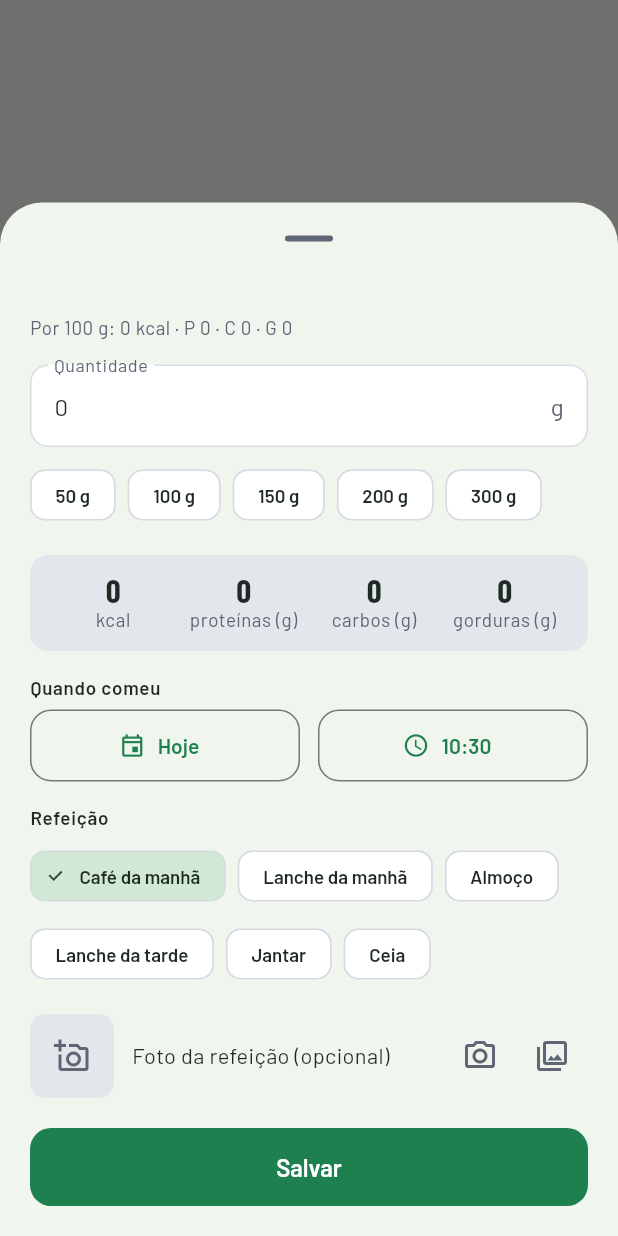
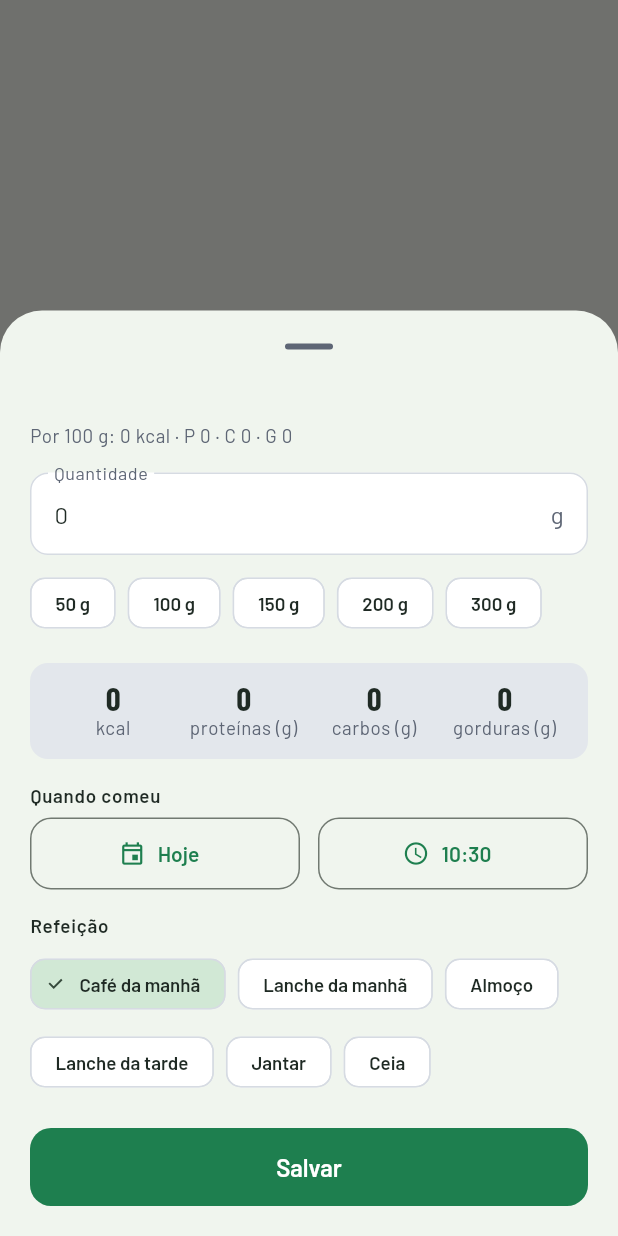
Before and after one commit to Matheus-Rezende/nutrivitta, a Flutter app: what editPortion() shows on an empty page, opened directly with empty values, on a phone screen of 412 x 824 dp. Run offline on Flutter 3.47's test engine with Material 3 defaults, Android fonts, the phone set to English and light mode, and no system bars; our stand-ins replace flutter_local_notifications, image_picker, shared_preferences; missing offline and left inert: workmanager; accounts and stored records are empty; network calls fail.

Commit message:
Foto do prato por refeição, em vez de por alimento (0.7.0)
Co-Authored-By: Claude Opus 5.5 <noreply@anthropic.com>
Claude-Session: https://claude.ai/code/session_01BaESTCKG2ZDdWkgEhF5TNg

```diff
--- a/apps/paciente/lib/screens/portion_sheet.dart
+++ b/apps/paciente/lib/screens/portion_sheet.dart
@@ -1,7 +1,4 @@
-import 'dart:convert';
-
 import 'package:flutter/material.dart';
-import 'package:image_picker/image_picker.dart';
 import 'package:nutrivitta_core/nutrivitta_core.dart';
 
 import '../state/app_state.dart';
@@ -42,7 +39,6 @@ Future<FoodEntry?> editPortion(BuildContext context, FoodEntry entry) {
       grams: entry.grams,
       at: entry.time,
       meal: entry.meal,
-      hasPhoto: entry.hasPhoto,
     ),
   );
 }
@@ -58,7 +54,6 @@ class _PortionSheet extends StatefulWidget {
     required this.grams,
     required this.at,
     required this.meal,
-    this.hasPhoto = false,
   });
 
   final String? entryId;
@@ -70,7 +65,6 @@ class _PortionSheet extends StatefulWidget {
   final double grams;
   final DateTime at;
   final Meal meal;
-  final bool hasPhoto;
 
   @override
   State<_PortionSheet> createState() => _PortionSheetState();
@@ -80,79 +74,6 @@ class _PortionSheetState extends State<_PortionSheet> {
   late final _grams = TextEditingController(text: fmt(widget.grams, 1));
   late DateTime _when = widget.at;
   late Meal _meal = widget.meal;
-
-  /// Foto: a que já existia, uma nova escolhida agora (base64) ou nenhuma.
-  late bool _hasPhoto = widget.hasPhoto;
-  String? _newPhoto;
-  bool _picking = false;
-
-  Future<void> _pick(ImageSource source) async {
-    setState(() => _picking = true);
-    try {
-      final x = await ImagePicker().pickImage(source: source, maxWidth: 720, maxHeight: 720, imageQuality: 55);
-      if (x == null) return;
-      final bytes = await x.readAsBytes();
-      if (bytes.length > 600000) {
-        if (mounted) showSnack(context, 'A foto ficou grande demais. Tente outra.');
-        return;
-      }
-      setState(() {
-        _newPhoto = base64Encode(bytes);
-        _hasPhoto = true;
-      });
-    } catch (e) {
-      if (mounted) showSnack(context, 'Não foi possível abrir a câmera ou a galeria.');
-    } finally {
-      if (mounted) setState(() => _picking = false);
-    }
-  }
-
-  Widget _photoRow(TextTheme text) {
-    final scheme = Theme.of(context).colorScheme;
-    final photo = _newPhoto;
-    return Row(
-      children: [
-        if (photo != null)
-          ClipRRect(
-            borderRadius: BorderRadius.circular(10),
-            child: Image.memory(base64Decode(photo), width: 56, height: 56, fit: BoxFit.cover),
-          )
-        else
-          Container(
-            width: 56,
-            height: 56,
-            decoration: BoxDecoration(color: scheme.surfaceContainerHighest, borderRadius: BorderRadius.circular(10)),
-            child: Icon(_hasPhoto ? Icons.photo_outlined : Icons.add_a_photo_outlined, color: scheme.onSurfaceVariant),
-          ),
-        const SizedBox(width: 12),
-        Expanded(
-          child: Text(_hasPhoto ? 'Foto anexada' : 'Foto da refeição (opcional)', style: text.bodyMedium),
-        ),
-        if (_picking)
-          const Padding(
-            padding: EdgeInsets.all(12),
-            child: SizedBox.square(dimension: 20, child: CircularProgressIndicator(strokeWidth: 2)),
-          )
-        else ...[
-          IconButton(
-              tooltip: 'Tirar foto', onPressed: () => _pick(ImageSource.camera), icon: const Icon(Icons.photo_camera_outlined)),
-          IconButton(
-              tooltip: 'Escolher da galeria',
-              onPressed: () => _pick(ImageSource.gallery),
-              icon: const Icon(Icons.photo_library_outlined)),
-          if (_hasPhoto)
-            IconButton(
-              tooltip: 'Remover foto',
-              onPressed: () => setState(() {
-                _hasPhoto = false;
-                _newPhoto = null;
-              }),
-              icon: const Icon(Icons.delete_outline),
-            ),
-        ],
-      ],
-    );
-  }
 
   @override
   void dispose() {
@@ -199,11 +120,6 @@ class _PortionSheetState extends State<_PortionSheet> {
     }
     final state = AppScope.read(context);
     final id = widget.entryId ?? state.newId();
-    if (_newPhoto != null) {
-      state.setPhoto(id, _newPhoto!);
-    } else if (widget.hasPhoto && !_hasPhoto) {
-      state.removePhoto(id);
-    }
     Navigator.pop(
       context,
       FoodEntry(
@@ -214,7 +130,6 @@ class _PortionSheetState extends State<_PortionSheet> {
         name: widget.name,
         grams: g,
         nutrients: widget.per100.scale(g / 100),
-        hasPhoto: _hasPhoto,
       ),
     );
   }
@@ -305,8 +220,6 @@ class _PortionSheetState extends State<_PortionSheet> {
                     ChoiceChip(label: Text(m.label), selected: _meal == m, onSelected: (_) => setState(() => _meal = m)),
                 ],
               ),
-              const SizedBox(height: 16),
-              _photoRow(text),
               const SizedBox(height: 20),
               FilledButton(onPressed: _save, child: Text(widget.entryId == null ? 'Adicionar ao diário' : 'Salvar')),
             ],
--- a/apps/paciente/lib/sync.dart
+++ b/apps/paciente/lib/sync.dart
@@ -276,12 +276,9 @@ class Sync extends ChangeNotifier with WidgetsBindingObserver {
     return code;
   }
 
-  String _photoDate(String entryId) {
-    for (final d in _state.days.values) {
-      if (d.entries.any((e) => e.id == entryId)) return d.date;
-    }
-    return dateKey(DateTime.now());
-  }
+  /// A foto se chama aaaa-mm-dd_refeição.
+  String _photoDate(String photoId) =>
+      RegExp(r'^\d{4}-\d{2}-\d{2}').firstMatch(photoId)?.group(0) ?? dateKey(DateTime.now());
 
   /// Guarda os pedidos e mantém a lista de autorizados igual aos vínculos
   /// aceitos (só o paciente aceita um vínculo). Assim, se o perfil voltar sem
--- a/apps/paciente/lib/version.dart
+++ b/apps/paciente/lib/version.dart
@@ -1,7 +1,7 @@
 import 'package:nutrivitta_core/nutrivitta_core.dart';
 
 /// Versão do app. Precisa ser igual à do pubspec.yaml (um teste confere).
-const kAppVersion = '0.6.1';
+const kAppVersion = '0.7.0';
 
 const kApp = AppInfo(
   id: 'paciente',
--- a/apps/paciente/pubspec.yaml
+++ b/apps/paciente/pubspec.yaml
@@ -1,7 +1,7 @@
 name: nutrivitta_paciente
 description: NutriVitta - diário alimentar e calculadora de calorias do paciente.
 publish_to: 'none'
-version: 0.6.1+8
+version: 0.7.0+9
 
 environment:
   sdk: ^3.13.0
--- a/apps/pro/lib/version.dart
+++ b/apps/pro/lib/version.dart
@@ -1,7 +1,7 @@
 import 'package:nutrivitta_core/nutrivitta_core.dart';
 
 /// Versão do app. Precisa ser igual à do pubspec.yaml (um teste confere).
-const kAppVersion = '0.6.1';
+const kAppVersion = '0.7.0';
 
 const kApp = AppInfo(
   id: 'pro',
--- a/apps/pro/pubspec.yaml
+++ b/apps/pro/pubspec.yaml
@@ -1,7 +1,7 @@
 name: nutrivitta_pro
 description: NutriVitta Pro - acompanhamento alimentar dos pacientes pelo nutricionista.
 publish_to: 'none'
-version: 0.6.1+8
+version: 0.7.0+9
 
 environment:
   sdk: ^3.13.0
--- a/packages/nutrivitta_core/lib/src/cloud/remote.dart
+++ b/packages/nutrivitta_core/lib/src/cloud/remote.dart
@@ -14,7 +14,7 @@ import 'firebase_rest.dart';
 ///   users/{uid}/days/{aaaa-mm-dd}        diário do dia
 ///   users/{uid}/meta/foods|weights       alimentos próprios e pesagens
 ///   users/{uid}/meta/anamnesis|measures  anamnese e medidas corporais
-///   users/{uid}/photos/{registro}        foto da refeição (JPEG em base64)
+///   users/{uid}/photos/{dia_refeição}    foto do prato de cada refeição (JPEG em base64)
 ///   users/{uid}/comments/{aaaa-mm-dd}    recado do nutricionista
 ///   codes/{código}                       código do paciente -> uid e nome
 ///   pros/{uid}                           perfil do nutricionista
--- a/packages/nutrivitta_core/lib/src/models/diary.dart
+++ b/packages/nutrivitta_core/lib/src/models/diary.dart
@@ -45,7 +45,6 @@ class FoodEntry {
     required this.name,
     required this.grams,
     required this.nutrients,
-    this.hasPhoto = false,
   });
 
   final String id;
@@ -60,10 +59,7 @@ class FoodEntry {
   /// Valores já calculados para a quantidade consumida.
   final Nutrients nutrients;
 
-  /// Tem foto da refeição (guardada à parte, em users/{uid}/photos/{id}).
-  final bool hasPhoto;
-
-  FoodEntry copyWith({DateTime? time, Meal? meal, double? grams, Nutrients? nutrients, bool? hasPhoto}) => FoodEntry(
+  FoodEntry copyWith({DateTime? time, Meal? meal, double? grams, Nutrients? nutrients}) => FoodEntry(
         id: id,
         time: time ?? this.time,
         meal: meal ?? this.meal,
@@ -71,7 +67,6 @@ class FoodEntry {
         name: name,
         grams: grams ?? this.grams,
         nutrients: nutrients ?? this.nutrients,
-        hasPhoto: hasPhoto ?? this.hasPhoto,
       );
 
   /// Valores por 100 g, recuperados do que foi gravado (para editar a quantidade).
@@ -85,7 +80,6 @@ class FoodEntry {
         'name': name,
         'grams': grams,
         ...nutrients.toJson(),
-        if (hasPhoto) 'photo': true,
       };
 
   static FoodEntry fromJson(Map<String, dynamic> j) => FoodEntry(
@@ -96,21 +90,34 @@ class FoodEntry {
         name: (j['name'] as String?) ?? '',
         grams: _d(j['grams']),
         nutrients: Nutrients.fromJson(j),
-        hasPhoto: j['photo'] == true,
       );
 }
 
 /// Tudo o que foi registrado em um dia.
 class DayLog {
-  DayLog(this.date, {List<FoodEntry>? entries, this.waterMl = 0, this.updatedAt}) : entries = entries ?? [];
+  DayLog(this.date, {List<FoodEntry>? entries, this.waterMl = 0, this.updatedAt, Map<Meal, String>? photos})
+      : entries = entries ?? [],
+        photos = photos ?? {};
 
   /// aaaa-mm-dd
   final String date;
   final List<FoodEntry> entries;
+
+  /// Refeições com foto do prato. O valor muda a cada foto nova (para não
+  /// mostrar a anterior guardada em memória). A foto fica à parte, em
+  /// users/{uid}/photos/{[photoId]}.
+  final Map<Meal, String> photos;
   int waterMl;
   DateTime? updatedAt;
 
-  bool get isEmpty => entries.isEmpty && waterMl == 0;
+  bool get isEmpty => entries.isEmpty && waterMl == 0 && photos.isEmpty;
+
+  /// Identificador da foto de uma refeição: aaaa-mm-dd_refeição.
+  static String photoId(String date, Meal meal) => '${date}_${meal.name}';
+
+  String photoIdOf(Meal meal) => photoId(date, meal);
+
+  bool hasPhoto(Meal meal) => photos.containsKey(meal);
 
   Nutrients get total => entries.fold(Nutrients.zero, (a, e) => a + e.nutrients);
 
@@ -122,6 +129,7 @@ class DayLog {
         'date': date,
         'entries': [for (final e in entries) e.toJson()],
         'waterMl': waterMl,
+        'photos': {for (final e in photos.entries) e.key.name: e.value},
         'kcal': total.kcal.roundToDouble(),
         'updatedAt': (updatedAt ?? DateTime.now().toUtc()).toIso8601String(),
       };
@@ -133,6 +141,10 @@ class DayLog {
         ],
         waterMl: _i(j['waterMl']),
         updatedAt: DateTime.tryParse((j['updatedAt'] as String?) ?? ''),
+        photos: {
+          for (final e in ((j['photos'] as Map?) ?? const {}).entries)
+            if (Meal.values.any((m) => m.name == e.key)) Meal.parse('${e.key}'): '${e.value}',
+        },
       );
 }
 
```
Also changed, not shown: apps/paciente/lib/screens/diary_screen.dart (+5 -17 lines), apps/paciente/lib/screens/meal_photo_sheet.dart (added, +100 -0 lines), apps/paciente/lib/state/app_state.dart (+24 -19 lines), apps/pro/lib/screens/patient_detail_screen.dart (+7 -9 lines), packages/nutrivitta_core/lib/src/widgets/day_view.dart (+67 -23 lines), packages/nutrivitta_core/lib/src/widgets/photo_view.dart (+14 -5 lines), 4 other files.
